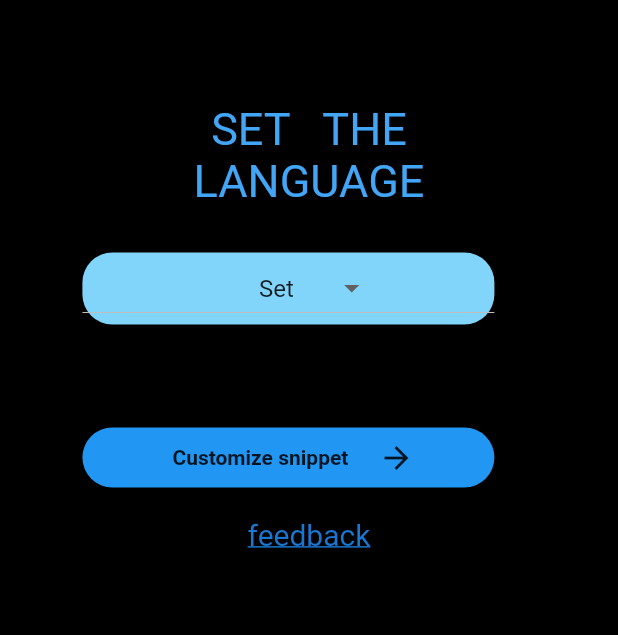
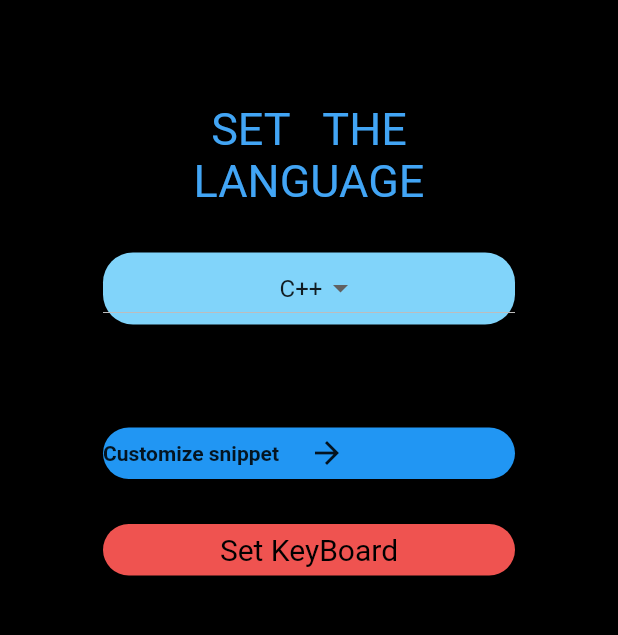
Before and after one commit to ab3649/handy_code, a Flutter app: the screen it shows after launch, on a phone screen of 412 x 824 dp, the part 473-1108 px from its top. Run offline on Flutter 3.47's test engine with Material 2 defaults, Android fonts, the phone set to English and light mode, and no system bars.

Commit message:
updated homescreen

```diff
--- a/lib/pages/Customize_Snippet.dart
+++ b/lib/pages/Customize_Snippet.dart
@@ -31,7 +31,7 @@ class _SnipState extends State<Snip_page> {
               padding: const EdgeInsets.all(10.0),
               child: Center(
                 child: Text(
-                  '-Frequently Used Snippets-',
+                  '-This Feature is under development-',
                   style: TextStyle(color: Colors.black, fontSize: 20),
                 ),
               ),
--- a/lib/pages/home_screen.dart
+++ b/lib/pages/home_screen.dart
@@ -24,7 +24,7 @@ class _HomePageState extends State<HomePage> {
 
   String _selectedOption = '';
 
-  List<String> options = ['Set', 'C++', 'Java', 'Python'];
+  List<String> options = ['C++'];
   @override
   void initState() {
     super.initState();
@@ -57,11 +57,6 @@ class _HomePageState extends State<HomePage> {
             SizedBox(
               height: 30,
             ),
-            Row(
-              children: [
-                SizedBox(
-                  width: MediaQuery.of(context).size.width / 7.5,
-                ),
             Container(
               width: MediaQuery.of(context).size.width / 1.5,
               child: DropdownButton<String>(
@@ -93,28 +88,19 @@ class _HomePageState extends State<HomePage> {
                 color: Colors.lightBlue.shade200,
               ),
             ),
-              ],
-            ),
             SizedBox(
               height: MediaQuery.of(context).size.width / 6,
-            ),
-            Row(
-              children: [
-                SizedBox(
-                  width: MediaQuery.of(context).size.width / 7.5,
             ),
             GestureDetector(
               onTap: () => Navigator.pushReplacementNamed(context, '/snip'),
               child: Container(
                 width: MediaQuery.of(context).size.width / 1.5,
-                    height: 40,
+                height: MediaQuery.of(context).size.width / 12,
                 decoration: BoxDecoration(
                     borderRadius: BorderRadius.circular(20),
                     color: Colors.blue),
-                    child: Center(
                 child: Row(
                   children: [
-                        SizedBox(width: 60),
                     Text(
                       "Customize snippet",
                       style: TextStyle(fontWeight: FontWeight.bold),
@@ -122,22 +108,26 @@ class _HomePageState extends State<HomePage> {
                     SizedBox(width: 20),
                     Icon(Icons.arrow_forward)
                   ],
-                    )),
                 ),
               ),
-              ],
             ),
             SizedBox(
-              height: 20,
+              height: 30,
             ),
             GestureDetector(
               onTap: _openKeyBoard,
+              child: Container(
+                width: MediaQuery.of(context).size.width / 1.5,
+                height: MediaQuery.of(context).size.width / 12,
+                child: Center(
                   child: Text(
-                "feedback",
-                style: TextStyle(
-                    decoration: TextDecoration.underline,
-                    fontSize: 20,
-                    color: Colors.blue.shade700),
+                    "Set KeyBoard",
+                    style: TextStyle(fontSize: 20, color: Colors.black),
+                  ),
+                ),
+                decoration: BoxDecoration(
+                    borderRadius: BorderRadius.circular(20),
+                    color: Colors.red.shade400),
               ),
             )
           ],
```
Lines whose indentation alone changed are shown as unchanged.
